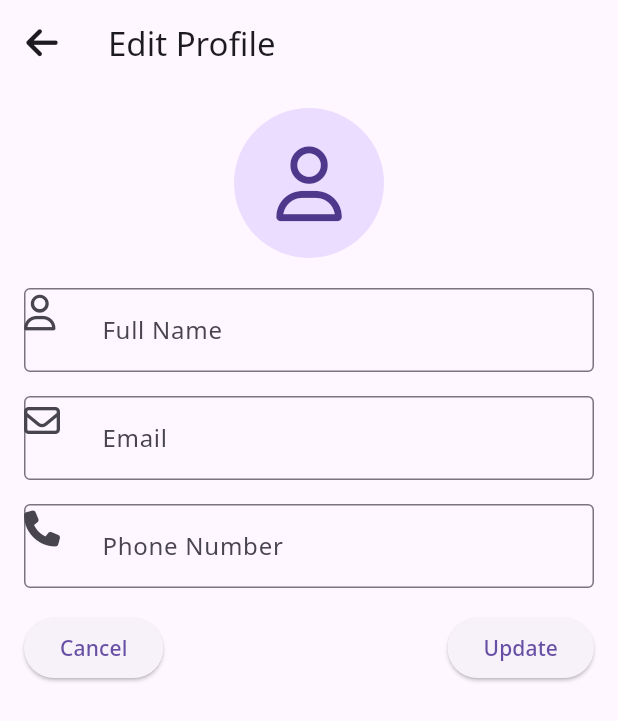
After one commit to IncalaCode/carriage, a Flutter app: the EditProfilePage screen opened directly, on a phone screen of 412 x 824 dp. The commit adds this screen. Shown: the top 721 px of the screen. Run offline on Flutter 3.47's test engine with Material 3 defaults, Android fonts, the phone set to English and light mode, and no system bars; our stand-ins replace font_awesome_flutter, image_picker, video_player.

Commit message:
frontend

```diff
--- a/frontend/lib/main.dart
+++ b/frontend/lib/main.dart
@@ -1,6 +1,6 @@
 import 'package:flutter/material.dart';
 import 'screens/splash_screen.dart';
-import 'package:font_awesome_flutter/font_awesome_flutter.dart';
+// import 'package:font_awesome_flutter/font_awesome_flutter.dart';
 
 
 
--- a/frontend/lib/screens/main_app_screen.dart
+++ b/frontend/lib/screens/main_app_screen.dart
@@ -2,6 +2,14 @@ import 'package:flutter/material.dart';
 import 'package:image_picker/image_picker.dart';
 import 'dart:io'; // For handling file operations
 import 'package:font_awesome_flutter/font_awesome_flutter.dart';
+
+// Corrected imports
+import 'sidebarProfile.dart';
+import 'sidebarWallet.dart';
+import 'sidebarMylocation.dart';
+import 'sidebarMyOrder.dart';
+import 'sidebarSettings.dart';
+
 
 
 class MainAppScreen extends StatefulWidget {
@@ -110,24 +118,43 @@ class _MainAppScreenState extends State<MainAppScreen> {
               child: ListView(
                 children: [
                   _buildDrawerItem(FontAwesomeIcons.user, 'Profile', context, () {
-        // Navigate to Profile
+                    // Navigate to Profile page
+                    Navigator.push(
+                      context,
+                      MaterialPageRoute(builder: (context) => ProfilePage()), // Corrected class name
+                    );
                   }),
                   _buildDrawerItem(FontAwesomeIcons.wallet, 'Wallet', context, () {
-        // Navigate to Wallet
+                    // Navigate to Wallet page
+                    Navigator.push(
+                      context,
+                      MaterialPageRoute(builder: (context) => WalletPage()), // Corrected class name
+                    );
                   }),
                   _buildDrawerItem(FontAwesomeIcons.mapMarkerAlt, 'My Location', context, () {
-        // Navigate to My Location
+                    // Navigate to My Location page
+                    Navigator.push(
+                      context,
+                      MaterialPageRoute(builder: (context) => MyLocationPage()), // Corrected class name
+                    );
                   }),
                   _buildDrawerItem(FontAwesomeIcons.shoppingCart, 'My Orders', context, () {
-        // Navigate to Orders
+                    // Navigate to My Orders page
+                    Navigator.push(
+                      context,
+                      MaterialPageRoute(builder: (context) => MyOrdersPage()), // Corrected class name
+                    );
                   }),
                   _buildDrawerItem(FontAwesomeIcons.cog, 'Settings', context, () {
-        // Navigate to Settings
+                    // Navigate to Settings page
+                    Navigator.push(
+                      context,
+                      MaterialPageRoute(builder: (context) => SettingsPage()), // Corrected class name
+                    );
                   }),
                 ],
               ),
             ),
-
           ],
         ),
       ),
@@ -145,7 +172,6 @@ class _MainAppScreenState extends State<MainAppScreen> {
   }
 
   // Helper function for building drawer items
-// Modify the helper function for building drawer items
   Widget _buildDrawerItem(IconData icon, String title, BuildContext context, Function onTap) {
     return ListTile(
       leading: Icon(icon, color: Colors.black), // Set icon color to black
--- /dev/null
+++ b/frontend/lib/screens/sidebarProfileEdit.dart
@@ -0,0 +1,166 @@
+import 'package:flutter/material.dart';
+import 'package:font_awesome_flutter/font_awesome_flutter.dart';
+import 'dart:io';
+import 'package:image_picker/image_picker.dart';
+
+class EditProfilePage extends StatefulWidget {
+  @override
+  _EditProfilePageState createState() => _EditProfilePageState();
+}
+
+class _EditProfilePageState extends State<EditProfilePage> {
+  File? _profileImage;
+  final _formKey = GlobalKey<FormState>();
+
+  // TextEditingControllers for the form fields
+  TextEditingController _fullNameController = TextEditingController();
+  TextEditingController _emailController = TextEditingController();
+  TextEditingController _phoneController = TextEditingController();
+
+  // Function to pick an image from the gallery
+  Future<void> _pickImage() async {
+    final pickedFile = await ImagePicker().getImage(source: ImageSource.gallery);
+    if (pickedFile != null) {
+      setState(() {
+        _profileImage = File(pickedFile.path);
+      });
+    }
+  }
+
+  @override
+  void dispose() {
+    // Dispose the controllers when the widget is disposed
+    _fullNameController.dispose();
+    _emailController.dispose();
+    _phoneController.dispose();
+    super.dispose();
+  }
+
+  @override
+  Widget build(BuildContext context) {
+    return Scaffold(
+      appBar: AppBar(
+        leading: IconButton(
+          icon: FaIcon(FontAwesomeIcons.arrowLeft),
+          onPressed: () {
+            Navigator.pop(context); // Back functionality
+          },
+        ),
+        title: Text('Edit Profile'),
+      ),
+      body: Padding(
+        padding: const EdgeInsets.all(16.0),
+        child: Form(
+          key: _formKey,
+          child: Column(
+            children: [
+              // Profile Image
+              GestureDetector(
+                onTap: _pickImage, // Tap to upload image
+                child: _profileImage == null
+                    ? CircleAvatar(
+                        radius: 50,
+                        child: Icon(
+                          FontAwesomeIcons.user,
+                          size: 50,
+                        ),
+                      )
+                    : CircleAvatar(
+                        radius: 50,
+                        backgroundImage: FileImage(_profileImage!),
+                      ),
+              ),
+              SizedBox(height: 20),
+
+              // Full Name Input
+              TextFormField(
+                controller: _fullNameController,
+                decoration: InputDecoration(
+                  labelText: 'Full Name',
+                  prefixIcon: FaIcon(FontAwesomeIcons.user),
+                  border: OutlineInputBorder(),
+                ),
+                validator: (value) {
+                  if (value == null || value.isEmpty) {
+                    return 'Please enter your full name';
+                  }
+                  return null;
+                },
+              ),
+              SizedBox(height: 16),
+
+              // Email Input
+              TextFormField(
+                controller: _emailController,
+                decoration: InputDecoration(
+                  labelText: 'Email',
+                  prefixIcon: FaIcon(FontAwesomeIcons.envelope),
+                  border: OutlineInputBorder(),
+                ),
+                keyboardType: TextInputType.emailAddress,
+                validator: (value) {
+                  if (value == null || value.isEmpty) {
+                    return 'Please enter your email';
+                  } else if (!RegExp(r'^[^@]+@[^@]+\.[^@]+').hasMatch(value)) {
+                    return 'Please enter a valid email';
+                  }
+                  return null;
+                },
+              ),
+              SizedBox(height: 16),
+
+              // Phone Number Input
+              TextFormField(
+                controller: _phoneController,
+                decoration: InputDecoration(
+                  labelText: 'Phone Number',
+                  prefixIcon: FaIcon(FontAwesomeIcons.phone),
+                  border: OutlineInputBorder(),
+                ),
+                keyboardType: TextInputType.phone,
+                validator: (value) {
+                  if (value == null || value.isEmpty) {
+                    return 'Please enter your phone number';
+                  }
+                  return null;
+                },
+              ),
+              SizedBox(height: 16),
+
+              // Buttons
+              Row(
+                mainAxisAlignment: MainAxisAlignment.spaceBetween,
+                children: [
+                  // Cancel Button
+                  ElevatedButton(
+                    onPressed: () {
+                      Navigator.pop(context); // Cancel and go back
+                    },
+                    child: Text('Cancel'),
+                    style: ElevatedButton.styleFrom(
+                      // primary: Colors.grey, // Grey color for cancel button
+                    ),
+                  ),
+
+                  // Update Button
+                  ElevatedButton(
+                    onPressed: () {
+                      if (_formKey.currentState!.validate()) {
+                        // Submit updated profile data
+                        ScaffoldMessenger.of(context).showSnackBar(
+                          SnackBar(content: Text('Profile Updated!')),
+                        );
+                        Navigator.pop(context);
+                      }
+                    },
+                    child: Text('Update'),
+                  ),
+                ],
+              ),
+            ],
+          ),
+        ),
+      ),
+    );
+  }
+}
```
Also changed, not shown: frontend/lib/screens/login_screen.dart (+50 -15 lines), frontend/lib/screens/sidebarMyOrder.dart (added, +44 -0 lines), frontend/lib/screens/sidebarMylocation.dart (added, +45 -0 lines), frontend/lib/screens/sidebarProfile.dart (added, +131 -0 lines), frontend/lib/screens/sidebarSettings.dart (added, +47 -0 lines), frontend/lib/screens/sidebarWallet.dart (added, +96 -0 lines), 1 other file. Lines whose indentation alone changed are shown as unchanged.
